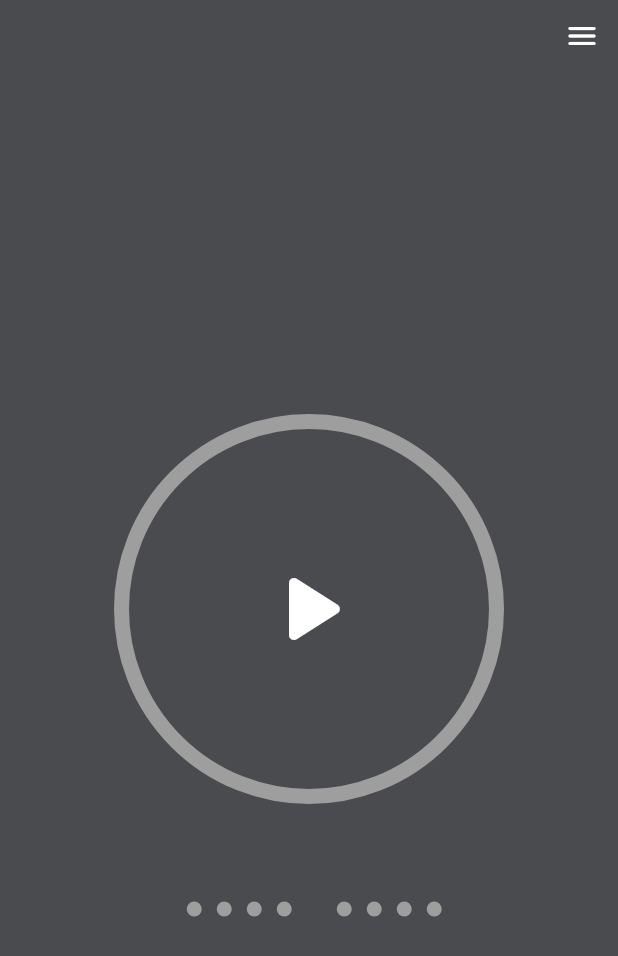
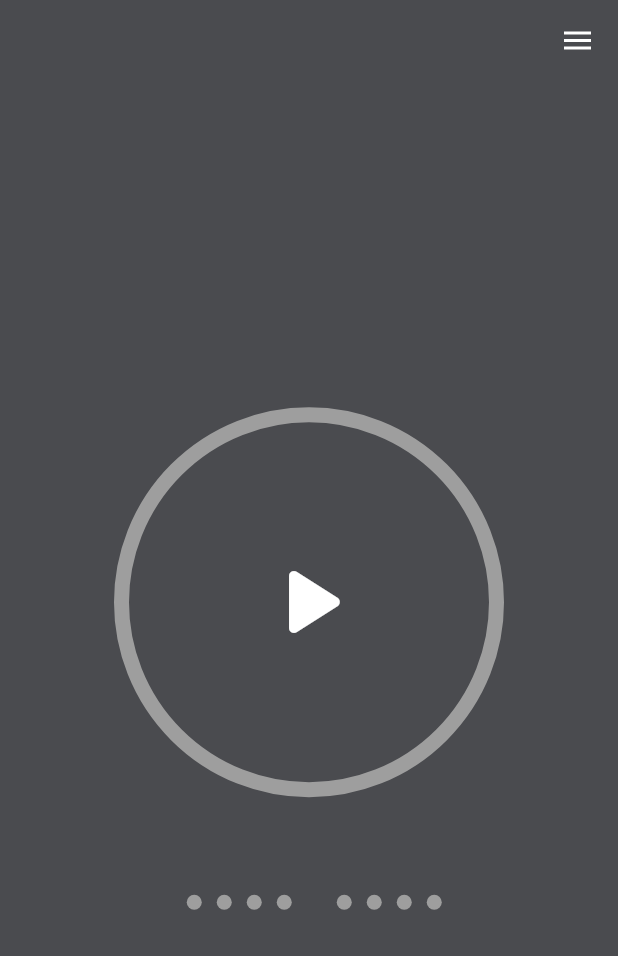
Before and after one commit to Bisxsh/flutter-pomodoro-timer, a Flutter app: the screen it shows after launch, on a phone screen of 412 x 824 dp. Shown: the top 956 px of the screen. Run offline on Flutter 3.47's test engine with Material 2 defaults, Android fonts, the phone set to English and light mode, and no system bars; drawn by our look-alikes of circular_countdown_timer.

Commit message:
Created animated menu button

```diff
--- /dev/null
+++ b/lib/components/menu_widget_anim.dart
@@ -0,0 +1,61 @@
+import 'package:flutter/material.dart';
+
+class AnimMenuWidget extends StatefulWidget {
+  const AnimMenuWidget({super.key});
+
+  @override
+  State<AnimMenuWidget> createState() => _AnimMenuWidgetState();
+}
+
+class _AnimMenuWidgetState extends State<AnimMenuWidget>
+    with SingleTickerProviderStateMixin {
+  bool isOpened = false;
+  AnimationController? _animationController;
+  Animation<double>? _animateIcon;
+  final Curve _curve = Curves.easeOut;
+
+  @override
+  initState() {
+    _animationController = AnimationController(
+        vsync: this, duration: const Duration(milliseconds: 500))
+      ..addListener(() {
+        setState(() {});
+      });
+    _animateIcon =
+        Tween<double>(begin: 0.0, end: 1.0).animate(_animationController!);
+    super.initState();
+  }
+
+  @override
+  dispose() {
+    _animationController?.dispose();
+    super.dispose();
+  }
+
+  animate() {
+    if (!isOpened) {
+      _animationController?.forward();
+    } else {
+      _animationController?.reverse();
+    }
+    isOpened = !isOpened;
+  }
+
+  @override
+  Widget build(BuildContext context) {
+    return Container(
+      padding: const EdgeInsets.only(right: 15, top: 15),
+      child: Align(
+        alignment: Alignment.centerRight,
+        child: GestureDetector(
+          onTap: animate,
+          child: AnimatedIcon(
+            icon: AnimatedIcons.menu_close,
+            color: Colors.white,
+            progress: _animateIcon!,
+          ),
+        ),
+      ),
+    );
+  }
+}
--- a/lib/screens/root_page.dart
+++ b/lib/screens/root_page.dart
@@ -1,5 +1,6 @@
 import 'package:flutter/material.dart';
 import 'package:pomodoro_timer_flutter/components/color_util.dart';
+import 'package:pomodoro_timer_flutter/components/menu_widget_anim.dart';
 import 'package:pomodoro_timer_flutter/screens/timer/timer_page.dart';
 
 class RootPage extends StatefulWidget {
@@ -21,7 +22,15 @@ class _RootPageState extends State<RootPage> {
         toolbarHeight: 0,
         automaticallyImplyLeading: false,
       ),
-      body: pages[currentPage],
+      body: Container(
+        color: HexColor.getBackgroundColor(),
+        child: Column(
+          children: [
+            const AnimMenuWidget(),
+            Expanded(child: pages[currentPage]),
+          ],
+        ),
+      ),
     );
   }
 }
--- a/lib/screens/timer/timer_page.dart
+++ b/lib/screens/timer/timer_page.dart
@@ -1,7 +1,7 @@
 import 'package:flutter/material.dart';
 import 'package:pomodoro_timer_flutter/components/color_util.dart';
 import 'package:pomodoro_timer_flutter/components/countdown_timer/timer_display.dart';
-import 'package:pomodoro_timer_flutter/screens/timer/widgets/menu_widget.dart';
+import 'package:pomodoro_timer_flutter/components/menu_widget_anim.dart';
 
 class TimerPage extends StatefulWidget {
   const TimerPage({super.key});
@@ -15,16 +15,9 @@ class TimerPageState extends State<TimerPage> {
   Widget build(BuildContext context) {
     return Container(
       color: HexColor.getBackgroundColor(),
-      child: Column(
-        children: const [
-          MenuWidget(),
-          Expanded(
-            child: Align(
-              alignment: Alignment.center,
-              child: TimerDisplay(),
-            ),
-          ),
-        ],
+      child: const Align(
+        alignment: Alignment.center,
+        child: TimerDisplay(),
       ),
     );
   }
--- a/lib/screens/timer/widgets/menu_widget.dart
+++ /dev/null
@@ -1,21 +0,0 @@
-import 'package:flutter/material.dart';
-
-class MenuWidget extends StatelessWidget {
-  const MenuWidget({super.key});
-
-  @override
-  Widget build(BuildContext context) {
-    return Align(
-      alignment: Alignment.centerRight,
-      child: IconButton(
-        onPressed: () {
-          debugPrint('working');
-        },
-        icon: const Icon(
-          Icons.menu_rounded,
-          color: Colors.white,
-        ),
-      ),
-    );
-  }
-}
```
